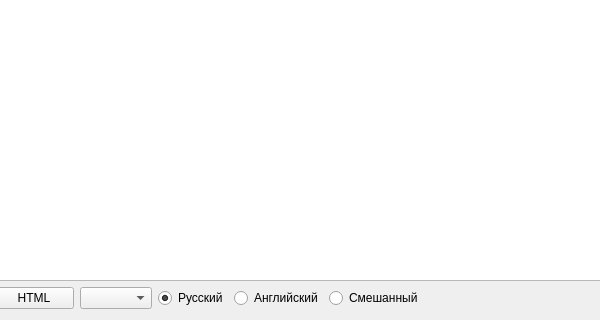
Above: editor.ui from Sergeyego/el_sert before the change; both pictures show x 189 to 789 and y 528 to 848 of the 1018 by 848 pixel window. Below: the same form after it.
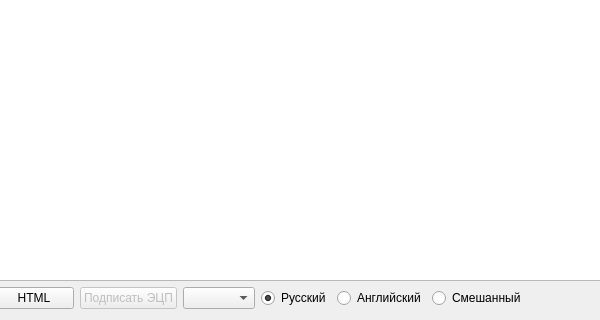
That is the form after the change. Custom widgets are drawn as their Qt base class.

```diff
--- a/editor.ui
+++ b/editor.ui
@@ -111,6 +111,16 @@
        </property>
       </widget>
      </item>
+     <item>
+      <widget class="QPushButton" name="pushButtonDS">
+       <property name="enabled">
+        <bool>false</bool>
+       </property>
+       <property name="text">
+        <string>Подписать ЭЦП</string>
+       </property>
+      </widget>
+     </item>
      <item>
       <widget class="DbComboBox" name="comboBoxType"/>
      </item>
```
Left out of the diff: 4 changed lines with no effect on the pictures.
